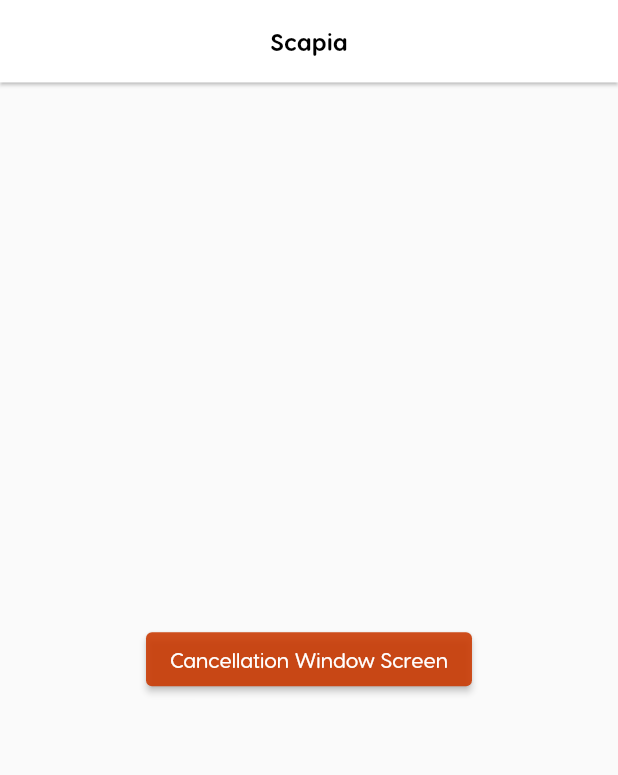
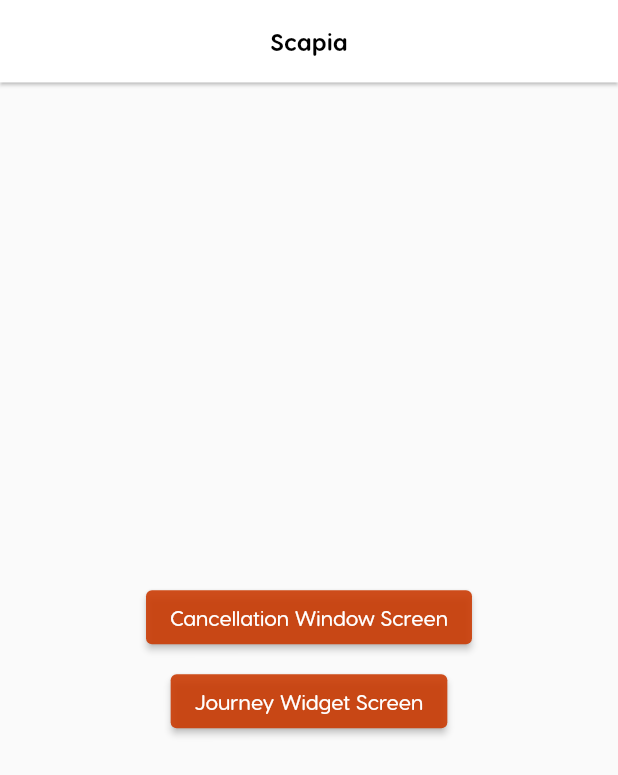
Before and after one commit to PaRaDoX50/scapia-ui, a Flutter app: the screen it shows after launch, on a phone screen of 412 x 824 dp. Shown: the top 775 px of the screen. Run offline on Flutter 3.47's test engine with Material 2 defaults, Android fonts, the phone set to English and light mode, and no system bars; our stand-ins replace equatable, flutter_bloc.

Commit message:
Add WIP Screen

```diff
--- a/lib/main.dart
+++ b/lib/main.dart
@@ -7,6 +7,7 @@
 import 'package:ui_scapia/data/repositories/repository.dart';
 import 'package:ui_scapia/ui/screens/cancellation_window/cancellation_window.dart';
 import 'package:ui_scapia/ui/screens/home/home_screen.dart';
+import 'package:ui_scapia/ui/screens/journey/journey_screen.dart';
 
 void main() {
   runApp(const MyApp());
@@ -50,6 +51,10 @@
                   child: const CancellationWindowScreen(),
                 );
               });
+            } else if (settings.name == JourneyScreen.routeName) {
+              return MaterialPageRoute(builder: (context) {
+                return const JourneyScreen();
+              });
             }
 
             assert(true, 'Need to implement ${settings.name}');
--- a/lib/ui/screens/home/home_screen.dart
+++ b/lib/ui/screens/home/home_screen.dart
@@ -1,6 +1,8 @@
 import 'package:flutter/material.dart';
 import 'package:ui_scapia/ui/common_widgets/common_app_bar.dart';
 import 'package:ui_scapia/ui/screens/cancellation_window/cancellation_window.dart';
+import 'package:ui_scapia/ui/screens/journey/journey_screen.dart';
+import 'package:ui_scapia/ui/theme_constants.dart';
 
 class HomeScreen extends StatelessWidget {
   const HomeScreen({super.key});
@@ -13,14 +15,29 @@
         centerTitle: true,
       ),
       body: Center(
-        child: ElevatedButton(
-            style: ButtonStyle(
-                backgroundColor:
-                    MaterialStateProperty.all(Theme.of(context).primaryColor)),
-            onPressed: () {
-              Navigator.pushNamed(context, CancellationWindowScreen.routeName);
-            },
-            child: const Text('Cancellation Window Screen')),
+        child: Column(
+          mainAxisSize: MainAxisSize.min,
+          children: [
+            ElevatedButton(
+                style: ButtonStyle(
+                    backgroundColor: MaterialStateProperty.all(
+                        Theme.of(context).primaryColor)),
+                onPressed: () {
+                  Navigator.pushNamed(
+                      context, CancellationWindowScreen.routeName);
+                },
+                child: const Text('Cancellation Window Screen')),
+            kverticalMargin8,
+            ElevatedButton(
+                style: ButtonStyle(
+                    backgroundColor: MaterialStateProperty.all(
+                        Theme.of(context).primaryColor)),
+                onPressed: () {
+                  Navigator.pushNamed(context, JourneyScreen.routeName);
+                },
+                child: const Text('Journey Widget Screen')),
+          ],
+        ),
       ),
     );
   }
```
Also changed, not shown: lib/ui/screens/journey/journey_screen.dart (added, +21 -0 lines).
